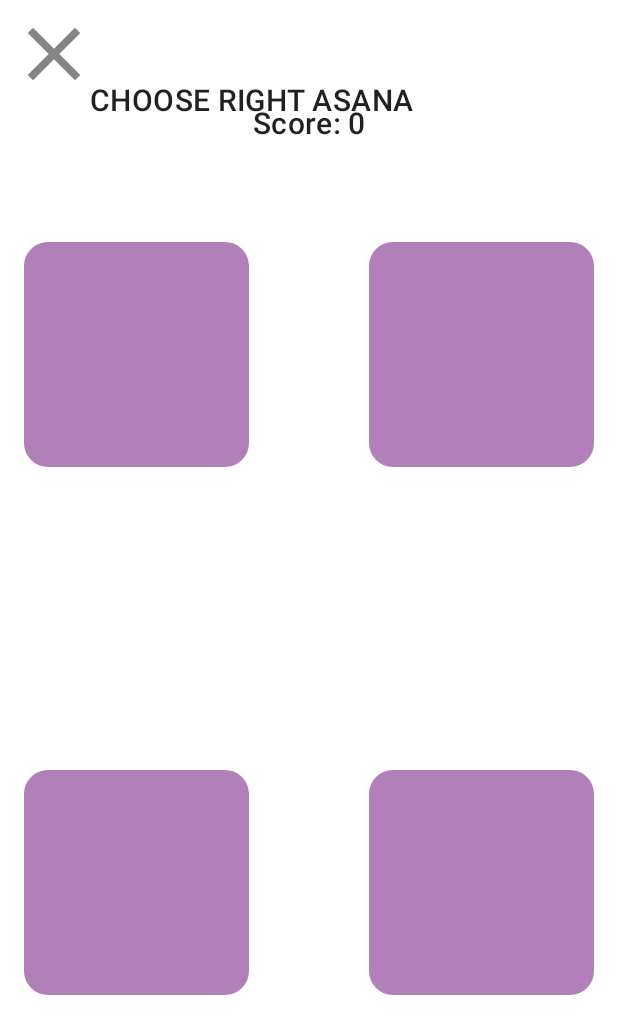
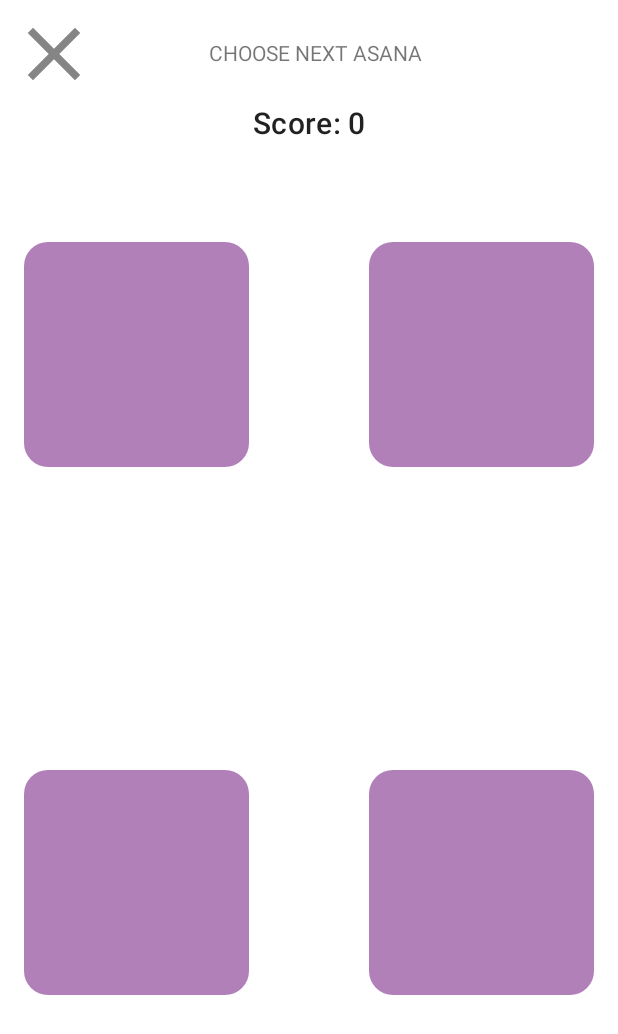
Before and after one commit to LuisCP20/AshtangaApp, an Android app: the PostureQuestionFragment screen opened through its navigation route, on a phone screen of 412 x 824 dp. Shown: the top 1034 px of the screen. Run offline under Robolectric (Android 15) with nearby library versions, the phone set to English and light mode, and no system bars; our stand-ins replace data binding; 4 statements that could not run were skipped.

Commit message:
Se mejoro el UI, se borraron imagenes innecesarias

```diff
--- a/app/src/main/res/layout/fragment_posture_question.xml
+++ b/app/src/main/res/layout/fragment_posture_question.xml
@@ -25,15 +25,15 @@
             android:layout_width="wrap_content"
             android:layout_height="wrap_content"
             android:layout_gravity="center_horizontal"
-            android:text="@string/choose_right_asana"
+            android:text="@string/choose_next_asana"
+            android:textAlignment="center"
             android:textAllCaps="true"
-            android:textAppearance="?attr/textAppearanceHeadline6"
-            app:layout_constraintBottom_toTopOf="@+id/current_name_textView"
-            app:layout_constraintEnd_toStartOf="@+id/textView"
-            app:layout_constraintHorizontal_bias="0.513"
-            app:layout_constraintStart_toEndOf="@+id/exitButton"
+            app:layout_constraintBottom_toTopOf="@+id/option2_imageButton"
+            app:layout_constraintEnd_toEndOf="parent"
+            app:layout_constraintHorizontal_bias="0.516"
+            app:layout_constraintStart_toStartOf="parent"
             app:layout_constraintTop_toTopOf="parent"
-            app:layout_constraintVertical_bias="0.166" />
+            app:layout_constraintVertical_bias="0.177" />
 
         <TextView
             android:id="@+id/current_name_textView"
--- a/app/src/main/res/layout/fragment_sequence_question.xml
+++ b/app/src/main/res/layout/fragment_sequence_question.xml
@@ -47,8 +47,7 @@
             app:layout_constraintBottom_toBottomOf="@+id/SeqQuestConstraintLayout"
             app:layout_constraintEnd_toEndOf="parent"
             app:layout_constraintStart_toStartOf="parent"
-            app:layout_constraintTop_toTopOf="parent"
-            tools:srcCompat="@drawable/sa1" />
+            app:layout_constraintTop_toTopOf="parent"/>
 
         <TextView
             android:id="@+id/current_posture_textView"
--- a/app/src/main/res/values/strings.xml
+++ b/app/src/main/res/values/strings.xml
@@ -1,13 +1,11 @@
 <resources>
-    <string name="app_name">Ashtanga1</string>
-    <string name="app_title">Ashtanga Yoga \n Series 1</string>
+    <string name="app_name">Ashtanga I</string>
+    <string name="app_title">Ashtanga Yoga \n Series I</string>
     <string name="postures">Postures</string>
     <string name="sequence">Sequence</string>
     <string name="posture_with_sequence">Posture with Sequence</string>
     <string name="review">Review</string>
     <string name="decorative_yoga_posture">Decorative yoga posture</string>
-    <!-- TODO: Remove or change this placeholder text -->
-    <string name="hello_blank_fragment">Hello blank fragment</string>
     <string name="finishing_sequence">Finishing Sequence</string>
     <string name="primary_sequence">Primary Sequence</string>
     <string name="standing_sequence">Standing Sequence</string>
```
Also changed, not shown: app/src/main/res/drawable-v24/ic_launcher_foreground.xml (deleted, +0 -30 lines), app/src/main/res/drawable/ic_male_yoga_pose_silhouette_4.xml (+4 -2 lines), app/src/main/res/drawable-v24/sa1.PNG (deleted), app/src/main/res/drawable-v24/sa2.PNG (deleted), app/src/main/res/drawable-v24/sa3.PNG (deleted), app/src/main/res/drawable-v24/sa4.PNG (deleted), app/src/main/res/drawable-v24/sa5.PNG (deleted), app/src/main/res/drawable-v24/sa6.PNG (deleted), app/src/main/res/drawable-v24/sa7.PNG (deleted), app/src/main/res/drawable/asanadw.png (deleted).
